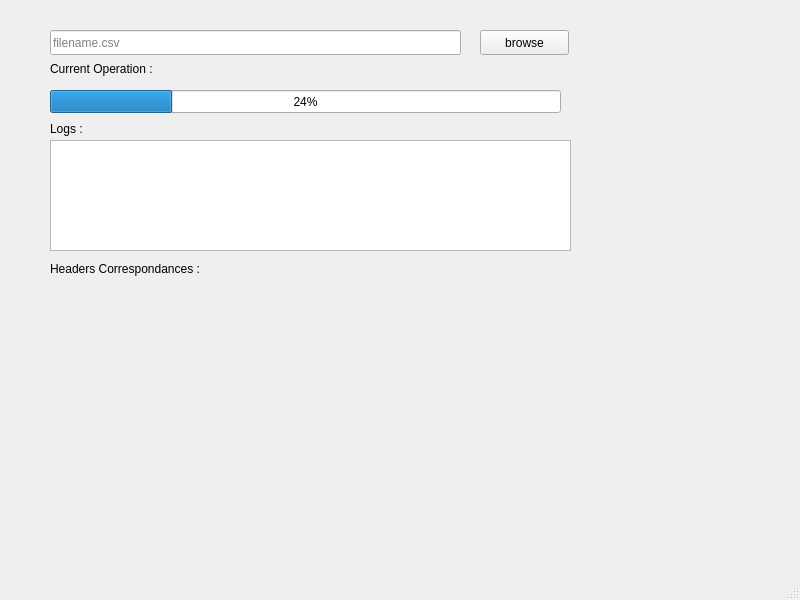
First picture: the form in cvs2sql/mainwindow.ui, repository sebius8780/cvs2sql, before the edit.
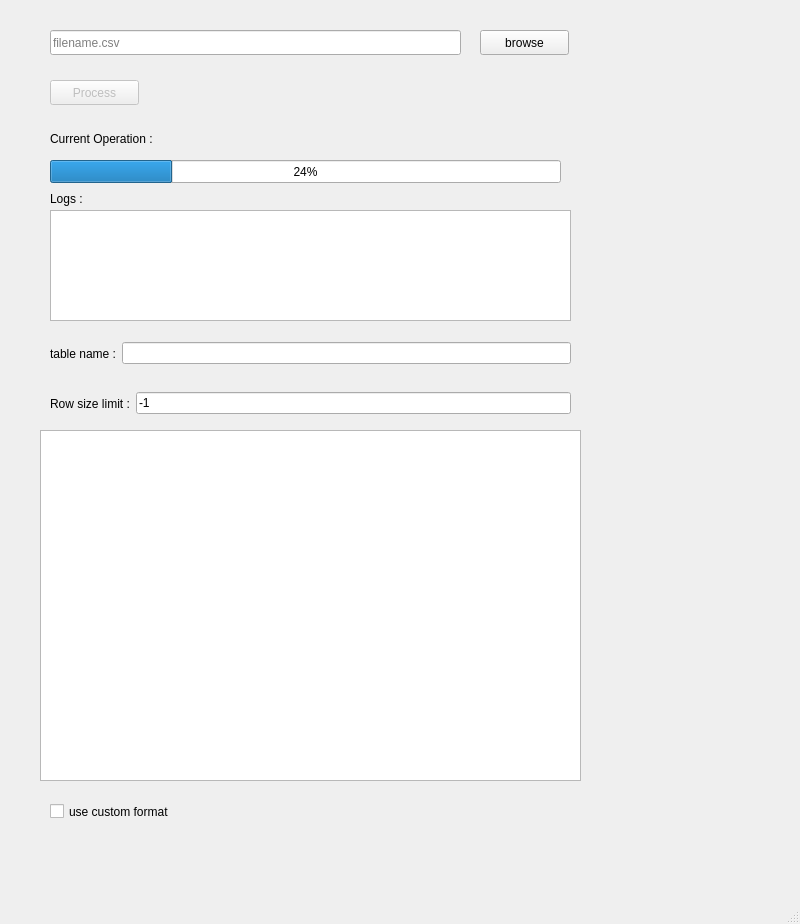
Second picture: the form after the edit.

Commit message: adding possibiliyty to create custom sql

```diff
--- a/cvs2sql/mainwindow.ui
+++ b/cvs2sql/mainwindow.ui
@@ -7,7 +7,7 @@
     <x>0</x>
     <y>0</y>
     <width>800</width>
-    <height>600</height>
+    <height>924</height>
    </rect>
   </property>
   <property name="windowTitle">
@@ -47,7 +47,7 @@
     <property name="geometry">
      <rect>
       <x>50</x>
-      <y>90</y>
+      <y>160</y>
       <width>511</width>
       <height>23</height>
      </rect>
@@ -60,7 +60,7 @@
     <property name="geometry">
      <rect>
       <x>50</x>
-      <y>60</y>
+      <y>130</y>
       <width>511</width>
       <height>17</height>
      </rect>
@@ -73,7 +73,7 @@
     <property name="geometry">
      <rect>
       <x>50</x>
-      <y>140</y>
+      <y>210</y>
       <width>521</width>
       <height>111</height>
      </rect>
@@ -86,7 +86,7 @@
     <property name="geometry">
      <rect>
       <x>50</x>
-      <y>120</y>
+      <y>190</y>
       <width>67</width>
       <height>17</height>
      </rect>
@@ -95,28 +95,114 @@
      <string>Logs :</string>
     </property>
    </widget>
-   <widget class="QWidget" name="verticalLayoutWidget">
+   <widget class="QPushButton" name="mProcessButton">
+    <property name="enabled">
+     <bool>false</bool>
+    </property>
     <property name="geometry">
      <rect>
       <x>50</x>
-      <y>280</y>
+      <y>80</y>
+      <width>89</width>
+      <height>25</height>
+     </rect>
+    </property>
+    <property name="text">
+     <string>Process</string>
+    </property>
+   </widget>
+   <widget class="QWidget" name="layoutWidget">
+    <property name="geometry">
+     <rect>
+      <x>50</x>
+      <y>340</y>
       <width>521</width>
-      <height>251</height>
+      <height>27</height>
      </rect>
     </property>
-    <layout class="QVBoxLayout" name="mHeaderCorres"/>
+    <layout class="QHBoxLayout" name="horizontalLayout">
+     <item>
+      <widget class="QLabel" name="label">
+       <property name="text">
+        <string>table name :</string>
+       </property>
+      </widget>
+     </item>
+     <item>
+      <widget class="QLineEdit" name="mtableNameEdit"/>
+     </item>
+    </layout>
    </widget>
-   <widget class="QLabel" name="label_3">
+   <widget class="QScrollArea" name="scrollArea">
     <property name="geometry">
      <rect>
       <x>50</x>
-      <y>260</y>
-      <width>201</width>
-      <height>17</height>
+      <y>430</y>
+      <width>521</width>
+      <height>351</height>
      </rect>
     </property>
+    <property name="widgetResizable">
+     <bool>true</bool>
+    </property>
+    <widget class="QWidget" name="scrollAreaWidgetContents">
+     <property name="geometry">
+      <rect>
+       <x>0</x>
+       <y>0</y>
+       <width>519</width>
+       <height>349</height>
+      </rect>
+     </property>
+    </widget>
+   </widget>
+   <widget class="QWidget" name="layoutWidget">
+    <property name="geometry">
+     <rect>
+      <x>50</x>
+      <y>390</y>
+      <width>521</width>
+      <height>27</height>
+     </rect>
+    </property>
+    <layout class="QHBoxLayout" name="horizontalLayout_2">
+     <item>
+      <widget class="QLabel" name="label_3">
+       <property name="text">
+        <string>Row size limit :</string>
+       </property>
+      </widget>
+     </item>
+     <item>
+      <widget class="QLineEdit" name="mLimitRowsEdit">
+       <property name="text">
+        <string>-1</string>
+       </property>
+      </widget>
+     </item>
+    </layout>
+   </widget>
+   <widget class="QCheckBox" name="checkBox">
+    <property name="geometry">
+     <rect>
+      <x>50</x>
+      <y>800</y>
+      <width>151</width>
+      <height>23</height>
+     </rect>
+    </property>
     <property name="text">
-     <string>Headers Correspondances :</string>
+     <string>use custom format</string>
+    </property>
+   </widget>
+   <widget class="QTextEdit" name="customEdit">
+    <property name="geometry">
+     <rect>
+      <x>40</x>
+      <y>430</y>
+      <width>541</width>
+      <height>351</height>
+     </rect>
     </property>
    </widget>
   </widget>
```
The commit also changes 3 other files.
